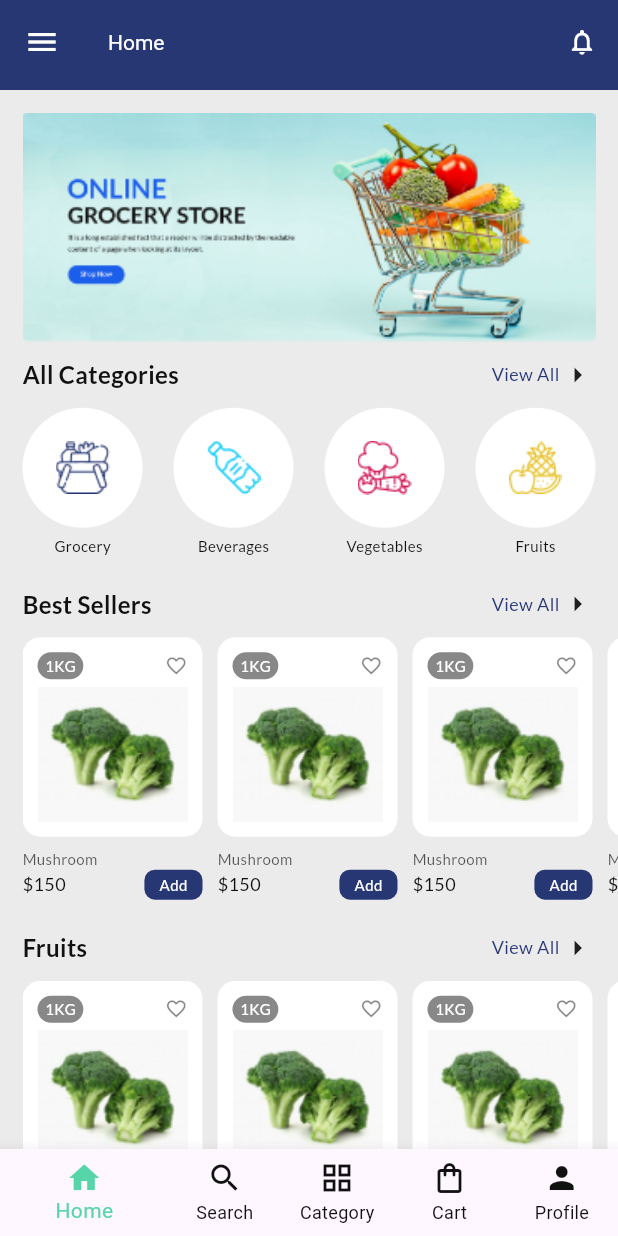
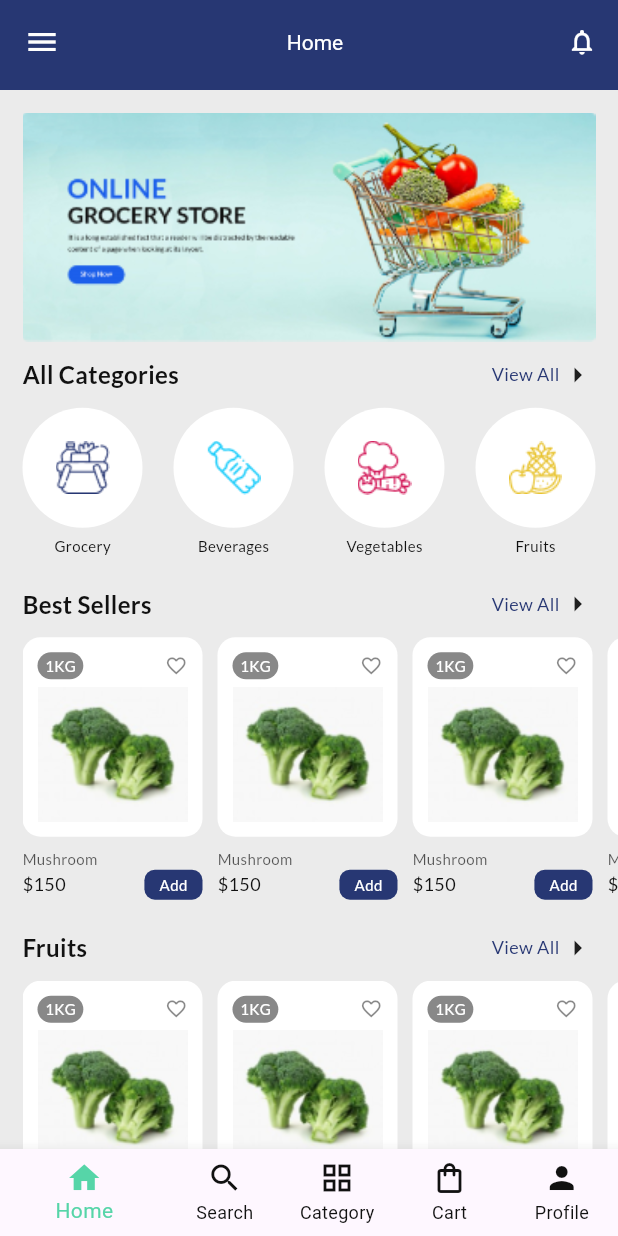
Before and after one commit to CodeVee/flippy_flutter, a Flutter app: the screen it shows after launch, on a phone screen of 412 x 824 dp. Run offline on Flutter 3.47's test engine with Material 3 defaults, Android fonts, the phone set to English and light mode, and no system bars; our stand-ins replace google_fonts.

Commit message:
seperated app bar

```diff
--- a/lib/components/components.dart
+++ b/lib/components/components.dart
@@ -1,5 +1,6 @@
 export 'app_button.dart';
 export 'app_header.dart';
 export 'main_app_bar.dart';
+export 'auth_app_bar.dart';
 export 'app_text_field.dart';
 export 'app_search_bar.dart';
--- a/lib/components/main_app_bar.dart
+++ b/lib/components/main_app_bar.dart
@@ -22,16 +22,17 @@ class MainAppBar extends StatelessWidget implements PreferredSizeWidget {
   @override
   Widget build(BuildContext context) {
     return AppBar(
-      systemOverlayStyle: SystemUiOverlayStyle(
+      systemOverlayStyle: const SystemUiOverlayStyle(
         statusBarColor: AppColors.mainBlue,
-        systemNavigationBarColor:
-            withLowerColor ? AppColors.mainBlue : AppColors.mainGrey,
+        systemNavigationBarColor: Colors.white,
       ),
-      title: Text(
-        title,
-        style: const TextStyle(
-          color: Colors.white,
-          fontSize: 14,
+      title: Center(
+        child: Text(
+          title,
+          style: const TextStyle(
+            color: Colors.white,
+            fontSize: 14,
+          ),
         ),
       ),
       backgroundColor: AppColors.mainBlue,
```
Also changed, not shown: lib/components/auth_app_bar.dart (added, +43 -0 lines).
